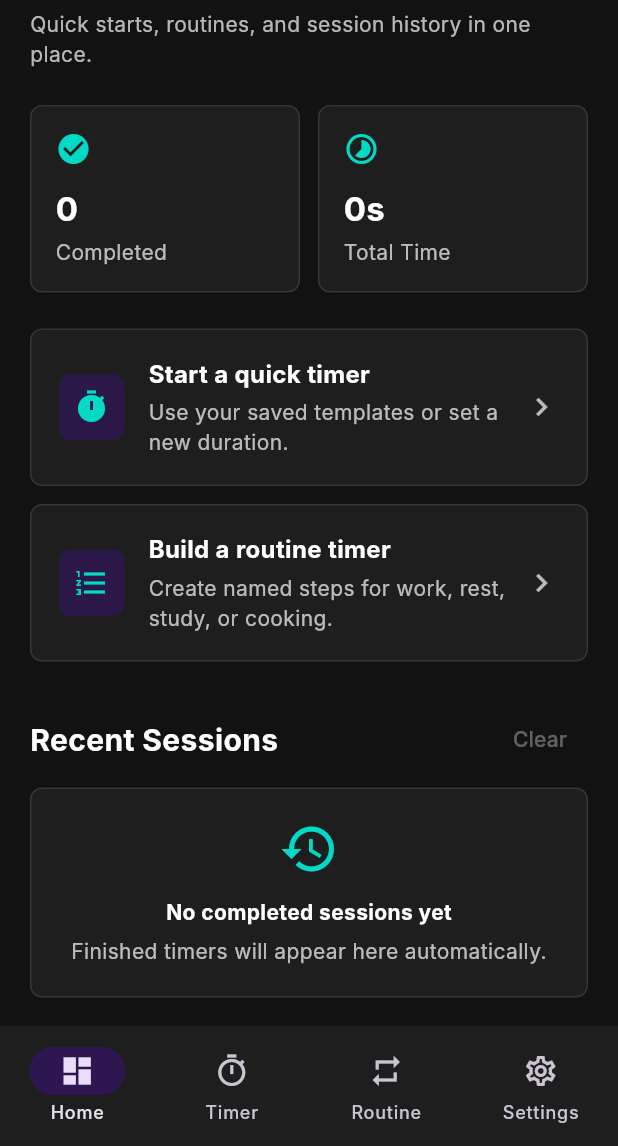
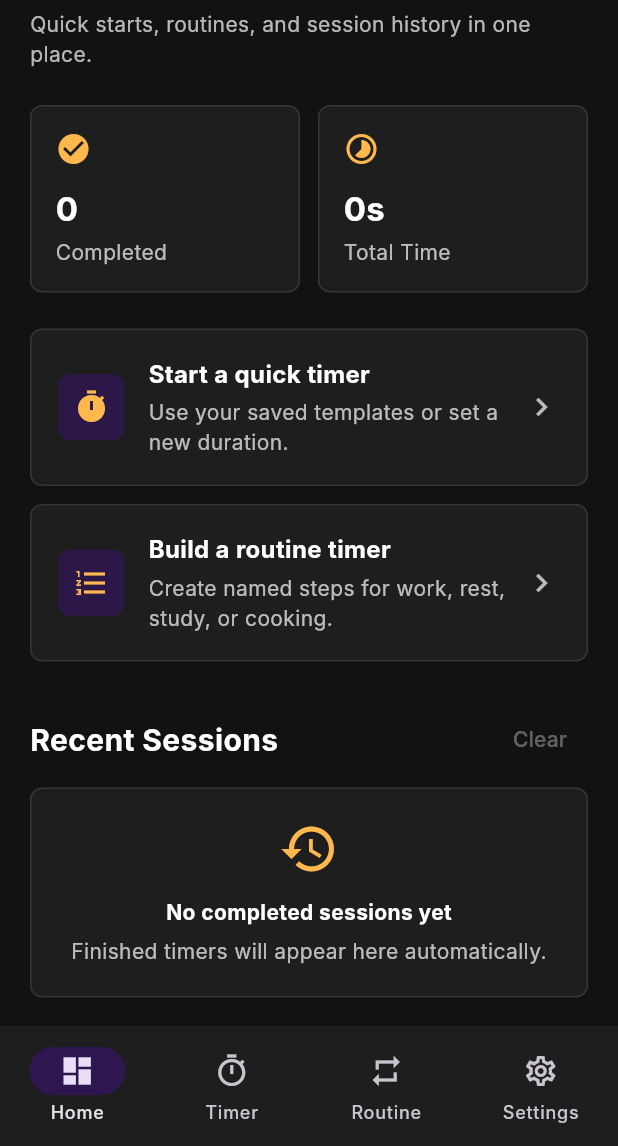
Before and after one commit to YRJ-10/Timer_Management, a Flutter app: the screen it shows after launch, on a phone screen of 412 x 824 dp, the part 90-1236 px from its top. Run offline on Flutter 3.47's test engine with Material 3 defaults, Android fonts, the phone set to English and light mode, and no system bars; our stand-ins replace audioplayers, shared_preferences, wakelock_plus; Roboto replaces fonts that are missing (Inter).

Commit message:
Final V3.1.0

```diff
--- a/lib/core/constants.dart
+++ b/lib/core/constants.dart
@@ -2,7 +2,7 @@ import 'package:flutter/material.dart';
 
 class AppColors {
   static const Color primary = Color(0xFF6200EE);
-  static const Color secondary = Color(0xFF03DAC6);
+  static const Color secondary = Color(0xFFFFB84D);
   static const Color background = Color(0xFF121212); // Dark theme
   static const Color surface = Color(0xFF1E1E1E);
   static const Color textPrimary = Color(0xFFFFFFFF);
```
